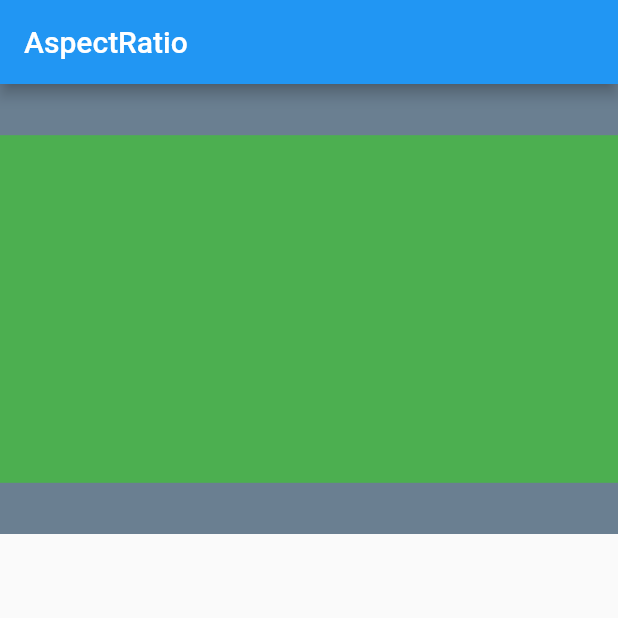
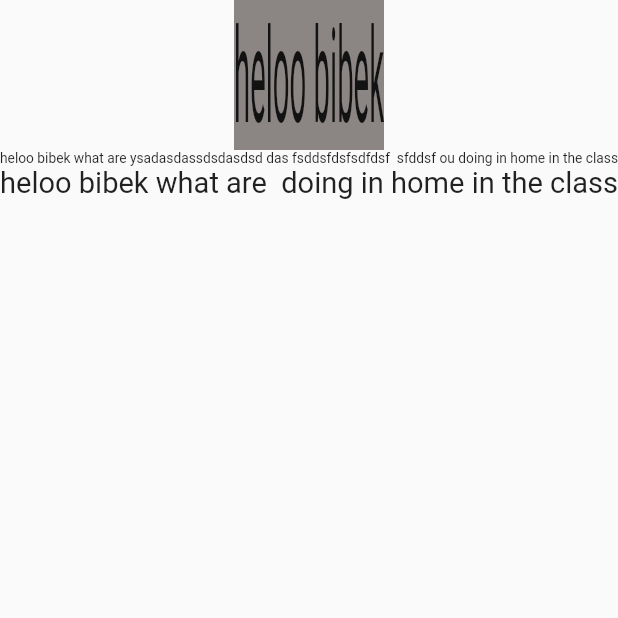
Before and after one commit to isavtars/responsiveflutter, a Flutter app: the screen it shows after launch, on a phone screen of 412 x 824 dp, the top half of it. Run offline on Flutter 3.47's test engine with Material 2 defaults, Android fonts, the phone set to English and light mode, and no system bars.

Commit message:
Fittedbox

```diff
--- a/lib/main.dart
+++ b/lib/main.dart
@@ -12,36 +12,50 @@ class LayoutBuilderExampleApp extends StatelessWidget {
   Widget build(BuildContext context) {
     return const MaterialApp(
       debugShowCheckedModeBanner: false,
-      home: AspectRatioExample(),
+      home: Scaffold(body: FittedBoxExample()),
     );
   }
 }
 
-///AspectRatio
-class AspectRatioExample extends StatelessWidget {
-  const AspectRatioExample({super.key});
+//FittedBoxExample
+class FittedBoxExample extends StatelessWidget {
+  const FittedBoxExample({super.key});
 
   @override
   Widget build(BuildContext context) {
-    return Scaffold(
-      appBar: AppBar(
-        title: const Text('AspectRatio'),
-      ),
-      body: Column(
-        children: [
-          Container(
-            color: const Color.fromARGB(255, 106, 127, 145),
-            alignment: Alignment.center,
-            height: 300,
-            child: AspectRatio(
-              aspectRatio: 16 / 9,
-              child: Container(
-                color: Colors.green,
-              ),
+    return Column(
+      children: [
+        Container(
+          height: 100,
+          width: 100,
+          color: const Color.fromARGB(255, 129, 155, 177),
+          child: FittedBox(
+            // TRY THIS: Try changing the fit types to see how they change the way
+            // the placeholder fits into the container.
+            fit: BoxFit.fill,
+            child: Container(
+              color: const Color.fromARGB(255, 139, 133, 132),
+              child: const Text("heloo bibek"),
             ),
           ),
-        ],
-      ),
+        ),
+        const Center(
+          child: SizedBox(
+            width: double.infinity,
+            child: FittedBox(
+                child: Text(
+                    "heloo bibek what are ysadasdassdsdasdsd das fsddsfdsfsdfdsf  sfddsf ou doing in home in the class")),
+          ),
+        ),
+        const Center(
+          child: SizedBox(
+            width: double.infinity,
+            child: FittedBox(
+                child:
+                    Text("heloo bibek what are  doing in home in the class")),
+          ),
+        )
+      ],
     );
   }
 }
```
